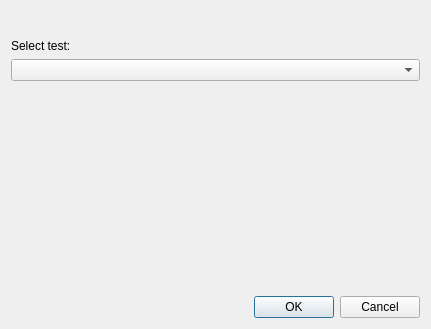
Old version of the form ui/Select_Test_Visualizer.ui in the repository DaniCaballero/ide.
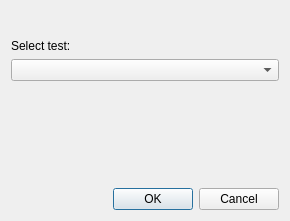
New version of the form.

```diff
--- a/ui/Select_Test_Visualizer.ui
+++ b/ui/Select_Test_Visualizer.ui
@@ -6,8 +6,8 @@
    <rect>
     <x>0</x>
     <y>0</y>
-    <width>431</width>
-    <height>329</height>
+    <width>290</width>
+    <height>221</height>
    </rect>
   </property>
   <property name="windowTitle">
```
